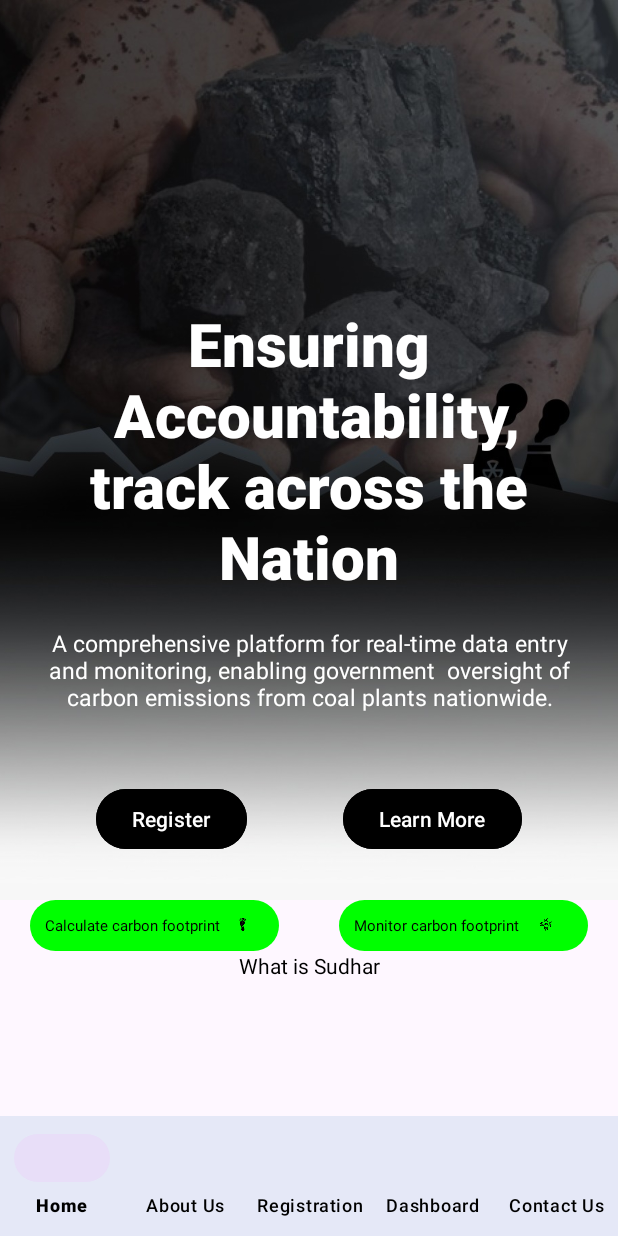
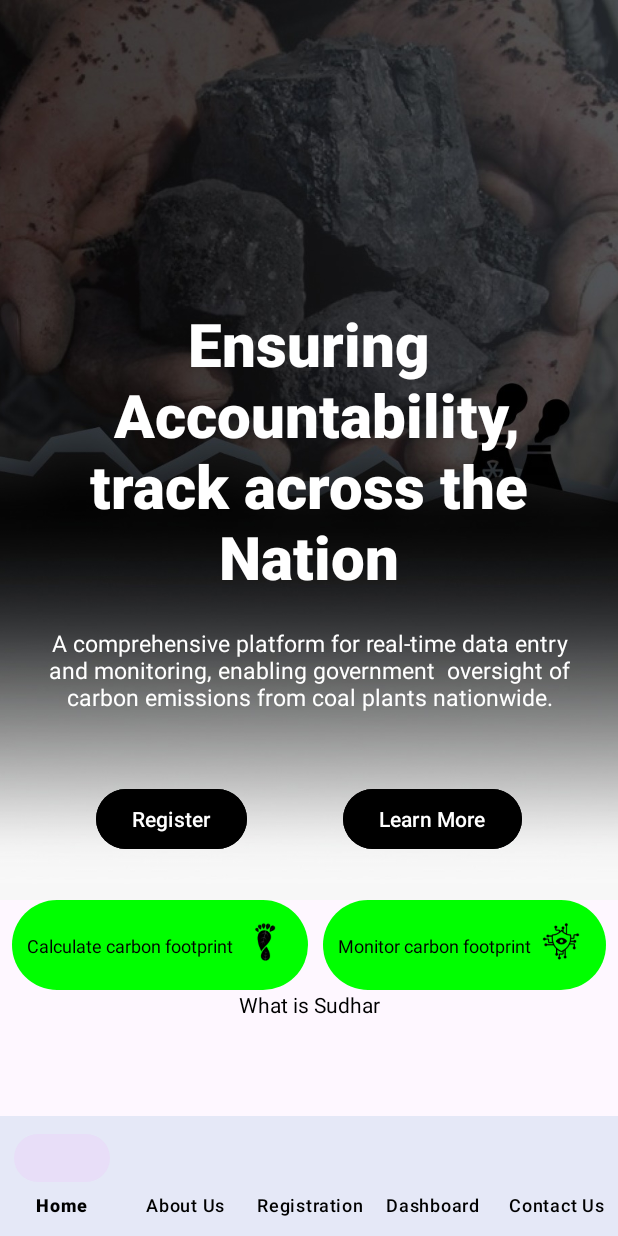
Before and after one commit to lakshya2006bhardwaj/Sudhar, an Android app: the screen it shows after launch (MainActivity), on a phone screen of 412 x 824 dp. Run offline under Robolectric (Android 15) with nearby library versions, the phone set to English and light mode, and no system bars; our stand-ins replace navigation-ui.

Commit message:
-Home UI

```diff
--- a/app/src/main/res/layout/fragment_home.xml
+++ b/app/src/main/res/layout/fragment_home.xml
@@ -1,122 +1,136 @@
 <?xml version="1.0" encoding="utf-8"?>
-<androidx.constraintlayout.widget.ConstraintLayout
-    xmlns:android="http://schemas.android.com/apk/res/android"
+<androidx.constraintlayout.widget.ConstraintLayout xmlns:android="http://schemas.android.com/apk/res/android"
+    xmlns:app="http://schemas.android.com/apk/res-auto"
     xmlns:tools="http://schemas.android.com/tools"
-    xmlns:app="http://schemas.android.com/apk/res-auto"
     android:layout_width="match_parent"
     android:layout_height="match_parent"
     tools:context=".home.HomeFragment">
+
     <ScrollView
         android:layout_width="match_parent"
-    android:layout_height="match_parent"
->
+        android:layout_height="match_parent">
 
         <androidx.constraintlayout.widget.ConstraintLayout
             android:layout_width="match_parent"
-        android:layout_height="match_parent"
-        >
+            android:layout_height="match_parent">
 
             <androidx.viewpager2.widget.ViewPager2
                 android:id="@+id/viewPager"
                 android:layout_width="match_parent"
                 android:layout_height="600dp"
-        app:layout_constraintTop_toTopOf="parent"
-        />
+                app:layout_constraintTop_toTopOf="parent" />
 
             <Button
                 android:id="@+id/regiserBtn"
                 android:layout_width="wrap_content"
                 android:layout_height="wrap_content"
+                android:layout_marginVertical="30dp"
+                android:backgroundTint="@color/black"
                 android:text="Register"
-        app:layout_constraintStart_toStartOf="parent"
+                app:layout_constraintBottom_toBottomOf="@id/viewPager"
                 app:layout_constraintEnd_toStartOf="@id/learnBtn"
-        app:layout_constraintBottom_toBottomOf="@id/viewPager"
-        android:backgroundTint="@color/black"
-        android:layout_marginVertical="30dp"
-            />
+                app:layout_constraintStart_toStartOf="parent" />
 
             <Button
                 android:id="@+id/learnBtn"
                 android:layout_width="wrap_content"
                 android:layout_height="wrap_content"
+                android:layout_marginVertical="30dp"
+                android:backgroundTint="@color/black"
                 android:text="Learn More"
+                app:layout_constraintBottom_toBottomOf="@id/viewPager"
                 app:layout_constraintEnd_toEndOf="@id/viewPager"
-        app:layout_constraintStart_toEndOf="@id/regiserBtn"
-        app:layout_constraintBottom_toBottomOf="@id/viewPager"
-        android:backgroundTint="@color/black"
-        android:layout_marginVertical="30dp"
-        />
+                app:layout_constraintStart_toEndOf="@id/regiserBtn" />
 
 
+            <androidx.constraintlayout.widget.ConstraintLayout
+                android:id="@+id/calculatelayout"
+                android:layout_width="wrap_content"
+                android:layout_height="wrap_content"
+                android:layout_marginStart="20dp"
+                android:layout_marginEnd="10dp"
+                android:background="@drawable/green_rounded_bg"
+                android:gravity="center"
+                android:orientation="horizontal"
+                android:padding="10dp"
+                app:layout_constraintEnd_toStartOf="@id/monitorlayout"
+                app:layout_constraintStart_toStartOf="parent"
+                app:layout_constraintTop_toBottomOf="@id/viewPager">
 
-        <LinearLayout
-            android:id="@+id/calculatelayout"
-            android:layout_width="0dp"
-            android:layout_height="wrap_content"
-            android:background="@drawable/green_rounded_bg"
-            app:layout_constraintTop_toBottomOf="@id/viewPager"
-            app:layout_constraintStart_toStartOf="parent"
-            android:padding="10dp"
-            android:layout_marginHorizontal="20dp"
-            app:layout_constraintEnd_toStartOf="@id/monitorlayout"
-            android:orientation="horizontal"
-            >
                 <TextView
+                    android:id="@+id/tvFootprint"
                     android:layout_width="wrap_content"
                     android:layout_height="wrap_content"
                     android:text="Calculate carbon footprint"
+                    app:layout_constraintStart_toStartOf="parent"
+                    app:layout_constraintEnd_toStartOf="@id/imgFootprint"
+                    app:layout_constraintTop_toTopOf="parent"
+                    app:layout_constraintBottom_toBottomOf="parent"
                     android:textColor="@color/black"
-                android:textSize="10sp"
-                />
+                    android:textSize="12sp" />
+
                 <ImageView
+                    android:id="@+id/imgFootprint"
+                    android:layout_width="40dp"
+                    app:layout_constraintTop_toTopOf="@id/tvFootprint"
+                    app:layout_constraintBottom_toBottomOf="@id/tvFootprint"
+                    app:layout_constraintStart_toEndOf="@id/tvFootprint"
+                    app:layout_constraintEnd_toEndOf="parent"
+                    android:layout_height="40dp"
+                    android:src="@drawable/homefoot" />
+            </androidx.constraintlayout.widget.ConstraintLayout>
+
+            <androidx.constraintlayout.widget.ConstraintLayout
+                android:id="@+id/monitorlayout"
                 android:layout_width="wrap_content"
-                android:layout_height="match_parent"
-                android:src="@drawable/homefoot"
-                />
-                 </LinearLayout>
-
-        <LinearLayout
-            android:id="@+id/monitorlayout"
-            android:layout_width="0dp"
                 android:layout_height="wrap_content"
+                android:layout_marginEnd="20dp"
                 android:background="@drawable/green_rounded_bg"
-            app:layout_constraintTop_toBottomOf="@id/viewPager"
-            app:layout_constraintStart_toEndOf="@id/calculatelayout"
-            android:layout_marginHorizontal="20dp"
+                android:gravity="center"
+                android:orientation="horizontal"
                 android:padding="10dp"
                 app:layout_constraintEnd_toEndOf="parent"
-            android:orientation="horizontal"
-            >
+                app:layout_constraintStart_toEndOf="@id/calculatelayout"
+                app:layout_constraintTop_toBottomOf="@id/viewPager">
+
                 <TextView
+                    android:id="@+id/tvMonitor"
                     android:layout_width="wrap_content"
                     android:layout_height="wrap_content"
                     android:text="Monitor carbon footprint"
                     android:textColor="@color/black"
-                android:textSize="10sp"
-                />
+                    app:layout_constraintStart_toStartOf="parent"
+                    app:layout_constraintEnd_toStartOf="@id/imgMonitor"
+                    app:layout_constraintTop_toTopOf="parent"
+                    app:layout_constraintBottom_toBottomOf="parent"
+                    android:textSize="12sp" />
+
                 <ImageView
-                android:layout_width="wrap_content"
-                android:layout_height="match_parent"
-                android:src="@drawable/himecarbonmonitor"
-                />
-        </LinearLayout>
+                    android:id="@+id/imgMonitor"
+                    android:layout_width="40dp"
+                    android:layout_height="40dp"
+                    app:layout_constraintTop_toTopOf="@id/tvMonitor"
+                    app:layout_constraintBottom_toBottomOf="@id/tvMonitor"
+                    app:layout_constraintStart_toEndOf="@id/tvMonitor"
+                    app:layout_constraintEnd_toEndOf="parent"
+                    android:scaleType="fitXY"
+                    android:src="@drawable/himecarbonmonitor" />
+            </androidx.constraintlayout.widget.ConstraintLayout>
 
             <androidx.constraintlayout.widget.ConstraintLayout
                 android:layout_width="match_parent"
                 android:layout_height="wrap_content"
-            app:layout_constraintTop_toBottomOf="@id/monitorlayout"
-            >
+                app:layout_constraintTop_toBottomOf="@id/monitorlayout">
 
                 <TextView
                     android:layout_width="match_parent"
                     android:layout_height="match_parent"
                     android:text="What is Sudhar"
+                    android:textAlignment="center"
                     android:textColor="@color/black"
-            app:layout_constraintTop_toTopOf="parent"
+                    app:layout_constraintEnd_toEndOf="parent"
                     app:layout_constraintStart_toStartOf="parent"
-            app:layout_constraintEnd_toEndOf="parent"
-            android:textAlignment="center"
-            />
+                    app:layout_constraintTop_toTopOf="parent" />
 
             </androidx.constraintlayout.widget.ConstraintLayout>
 
```
Lines whose indentation alone changed are shown as unchanged.
